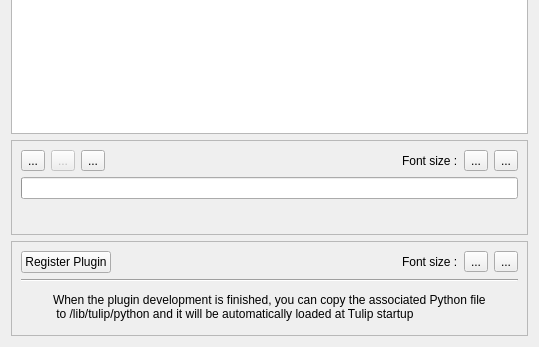
Old version of the form plugins/view/pythonscriptview/PythonScriptViewWidget.ui in the repository jalamao/tulip-1; both pictures show x 0 to 539 and y 291 to 638 of the 539 by 638 pixel window.
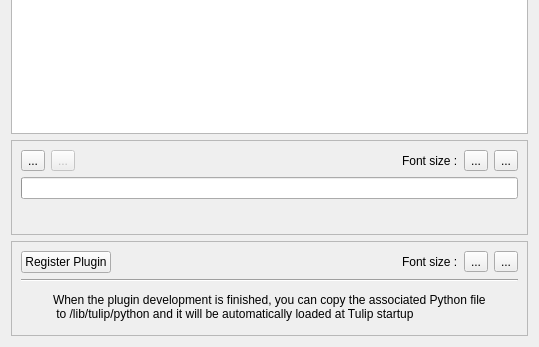
New version of the form. Icons and pictures are not drawn. Custom widgets are drawn as their Qt base class.

Commit message: - remove Python bindings documentation included in the Python Script view as it is now completely outdated and a new documentation generated with Sphinx is coming

What changed in the file:
```diff
--- a/plugins/view/pythonscriptview/PythonScriptViewWidget.ui
+++ b/plugins/view/pythonscriptview/PythonScriptViewWidget.ui
@@ -289,20 +289,6 @@
           </property>
          </widget>
         </item>
-        <item>
-         <widget class="QToolButton" name="showApiDocButton">
-          <property name="toolTip">
-           <string>Tulip Python API documentation</string>
-          </property>
-          <property name="text">
-           <string>...</string>
-          </property>
-          <property name="icon">
-           <iconset resource="PythonScriptViewResource.qrc">
-            <normaloff>:/icons/info.png</normaloff>:/icons/info.png</iconset>
-          </property>
-         </widget>
-        </item>
         <item>
          <spacer name="horizontalSpacer">
           <property name="orientation">
```
The commit also changes 69 other files.
